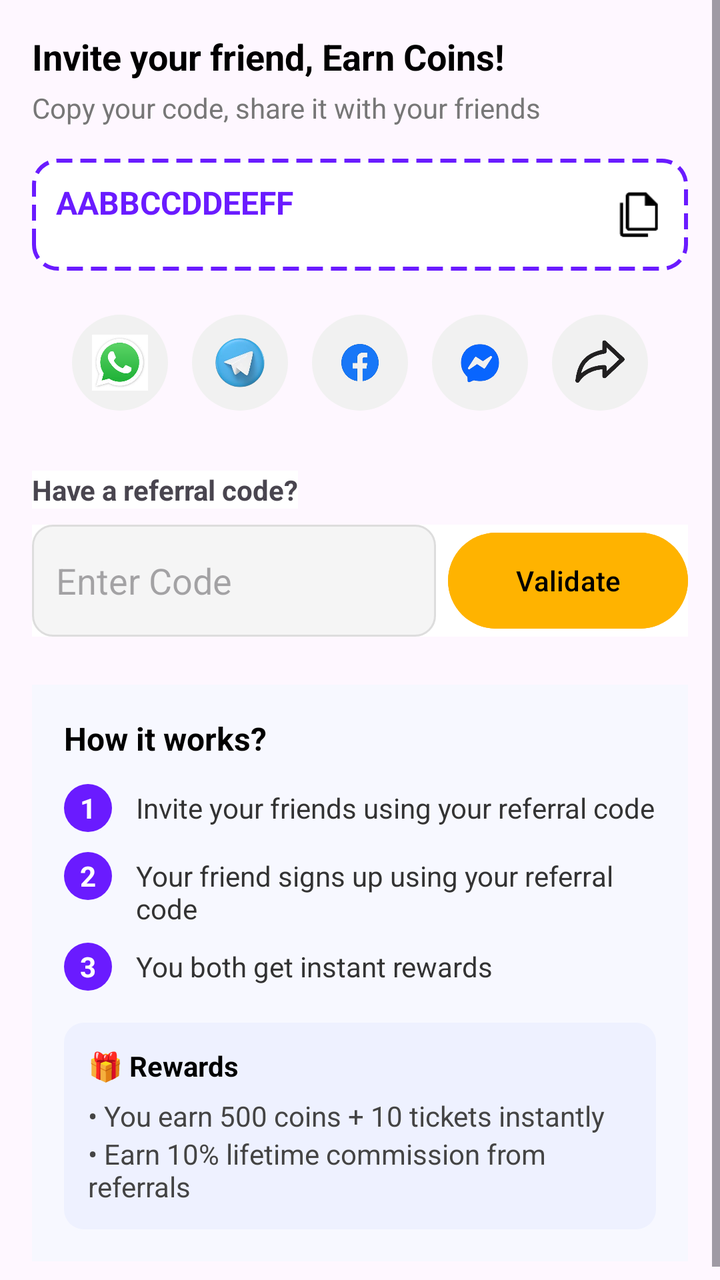
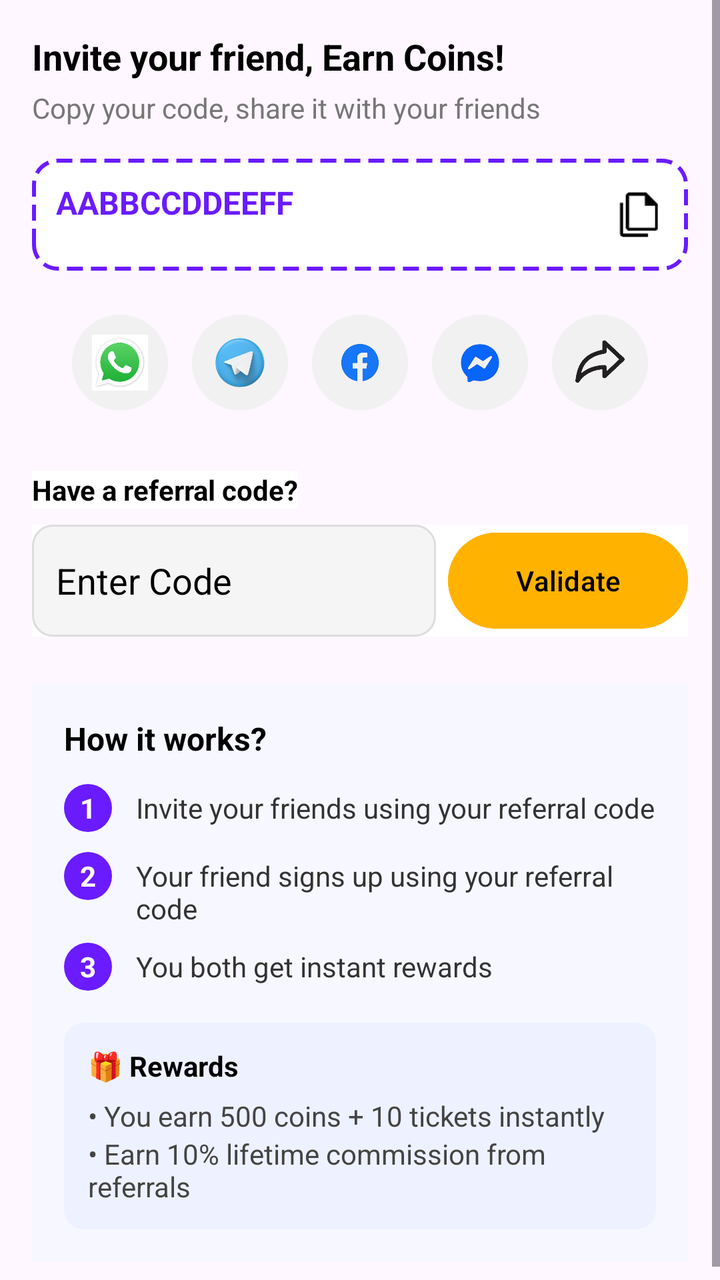

Screens rendered from an Android XML layout before and after an edit, with the pre-edit source and the edit as a unified diff.
<!-- AndroidManifest.xml: application theme Theme.RGamer -->
<!-- res/layout/activity_layout_invite.xml -->
<?xml version="1.0" encoding="utf-8"?>
<ScrollView xmlns:android="http://schemas.android.com/apk/res/android"
    android:layout_width="match_parent"
    android:layout_height="match_parent">

    <LinearLayout
        android:layout_width="match_parent"
        android:layout_height="wrap_content"
        android:orientation="vertical"
        android:padding="16dp">

        <TextView
            android:layout_width="wrap_content"
            android:layout_height="wrap_content"
            android:text="Invite your friend, Earn Coins!"
            android:textSize="18sp"
            android:textStyle="bold"
            android:textColor="#000000" />

        <TextView
            android:layout_width="wrap_content"
            android:layout_height="wrap_content"
            android:text="Copy your code, share it with your friends"
            android:textColor="#777777"
            android:layout_marginTop="4dp" />

        
        <LinearLayout
            android:layout_width="match_parent"
            android:layout_height="56dp"
            android:layout_marginTop="16dp"
            android:background="@drawable/bg_dashed"
            android:gravity="center_vertical"
            android:padding="12dp">

            <TextView
                android:id="@+id/txtReferralCode"
                android:layout_width="333dp"
                android:layout_height="34dp"
                android:layout_weight="1"
                android:text="AABBCCDDEEFF"
                android:background="@color/white"
                android:textColor="#6A1BFF"
                android:textSize="16sp"
                android:textStyle="bold" />

            <ImageView
                android:id="@+id/btnCopy"
                android:layout_width="24dp"
                android:layout_height="24dp"
                android:src="@drawable/ic_copy" />
        </LinearLayout>

        
        <LinearLayout
            android:layout_width="match_parent"
            android:layout_height="wrap_content"
            android:layout_marginTop="16dp"
            android:gravity="center"
            android:orientation="horizontal">

            <ImageView android:id="@+id/btnWhatsapp"
                android:src="@drawable/ic_whatsapp" style="@style/ShareIcon"/>
            <ImageView android:id="@+id/btnTelegram"
                android:src="@drawable/ic_telegram" style="@style/ShareIcon"/>
            <ImageView android:id="@+id/btnFacebook"
                android:src="@drawable/ic_facebook" style="@style/ShareIcon"/>
            <ImageView android:id="@+id/btnMessenger"
                android:src="@drawable/ic_messenger" style="@style/ShareIcon"/>
            <ImageView android:id="@+id/btnShareAll"
                android:src="@drawable/ic_share" style="@style/ShareIcon"/>
        </LinearLayout>

        
        <TextView
            android:layout_width="wrap_content"
            android:layout_height="wrap_content"
            android:text="Have a referral code?"
            android:textStyle="bold"
            android:background="@color/white"
            android:layout_marginTop="24dp" />

        <LinearLayout
            android:layout_width="match_parent"
            android:layout_height="56dp"
            android:background="@color/white"
            android:layout_marginTop="8dp">

            <EditText
                android:id="@+id/edtReferral"
                android:layout_width="0dp"
                android:layout_height="match_parent"
                android:layout_weight="1"
                android:hint="Enter Code"
                android:background="@drawable/bg_edit"
                android:padding="12dp" />

            <Button
                android:layout_marginLeft="6dp"
                android:id="@+id/btnValidate"
                android:layout_width="120dp"
                android:layout_height="match_parent"
                android:textColorHint="@color/black"
                android:textColor="@color/black"
                android:text="Validate"
                android:backgroundTint="#FFB300"/>
        </LinearLayout>

        
        <include layout="@layout/activity_layout_referral_info"/>

    </LinearLayout>
</ScrollView>
<!-- res/layout/activity_layout_referral_info.xml (included above) -->
<?xml version="1.0" encoding="utf-8"?>
<LinearLayout xmlns:android="http://schemas.android.com/apk/res/android"
    android:layout_width="match_parent"
    android:layout_height="wrap_content"
    android:layout_marginTop="24dp"
    android:orientation="vertical"
    android:padding="16dp"
    android:background="#F7F8FF">

    
    <TextView
        android:layout_width="wrap_content"
        android:layout_height="wrap_content"
        android:text="How it works?"
        android:textSize="16sp"
        android:textStyle="bold"
        android:textColor="#000000" />

    
    <LinearLayout
        android:layout_width="match_parent"
        android:layout_height="wrap_content"
        android:layout_marginTop="12dp"
        android:orientation="horizontal">

        <TextView
            android:layout_width="24dp"
            android:layout_height="24dp"
            android:gravity="center"
            android:text="1"
            android:textStyle="bold"
            android:textColor="#FFFFFF"
            android:background="@drawable/bg_step_circle" />

        <TextView
            android:layout_width="0dp"
            android:layout_height="wrap_content"
            android:layout_marginStart="12dp"
            android:layout_weight="1"
            android:text="Invite your friends using your referral code"
            android:textColor="#333333" />
    </LinearLayout>

    
    <LinearLayout
        android:layout_width="match_parent"
        android:layout_height="wrap_content"
        android:layout_marginTop="10dp"
        android:orientation="horizontal">

        <TextView
            android:layout_width="24dp"
            android:layout_height="24dp"
            android:gravity="center"
            android:text="2"
            android:textStyle="bold"
            android:textColor="#FFFFFF"
            android:background="@drawable/bg_step_circle" />

        <TextView
            android:layout_width="0dp"
            android:layout_height="wrap_content"
            android:layout_marginStart="12dp"
            android:layout_weight="1"
            android:text="Your friend signs up using your referral code"
            android:textColor="#333333" />
    </LinearLayout>

    
    <LinearLayout
        android:layout_width="match_parent"
        android:layout_height="wrap_content"
        android:layout_marginTop="10dp"
        android:orientation="horizontal">

        <TextView
            android:layout_width="24dp"
            android:layout_height="24dp"
            android:gravity="center"
            android:text="3"
            android:textStyle="bold"
            android:textColor="#FFFFFF"
            android:background="@drawable/bg_step_circle" />

        <TextView
            android:layout_width="0dp"
            android:layout_height="wrap_content"
            android:layout_marginStart="12dp"
            android:layout_weight="1"
            android:text="You both get instant rewards"
            android:textColor="#333333" />
    </LinearLayout>

    
    <LinearLayout
        android:layout_width="match_parent"
        android:layout_height="wrap_content"
        android:layout_marginTop="16dp"
        android:orientation="vertical"
        android:padding="12dp"
        android:background="@drawable/bg_reward_info">

        <TextView
            android:layout_width="wrap_content"
            android:layout_height="wrap_content"
            android:text="🎁 Rewards"
            android:textStyle="bold"
            android:textColor="#000000" />

        <TextView
            android:layout_width="wrap_content"
            android:layout_height="wrap_content"
            android:layout_marginTop="6dp"
            android:text="• You earn 500 coins + 10 tickets instantly"
            android:textColor="#444444" />

        <TextView
            android:layout_width="wrap_content"
            android:layout_height="wrap_content"
            android:text="• Earn 10% lifetime commission from referrals"
            android:textColor="#444444" />
    </LinearLayout>

</LinearLayout>
<!-- resources referenced by this layout -->
<resources>
  <color name="black">#FF000000</color>
  <color name="white">#FFFFFFFF</color>
  <!-- drawable bg_dashed (drawable) -->
  <?xml version="1.0" encoding="utf-8"?>
  <shape xmlns:android="http://schemas.android.com/apk/res/android"
      android:shape="rectangle">
  
      <solid android:color="#FFFFFF"/>
  
      <corners android:radius="12dp"/>
  
      <stroke
          android:width="2dp"
          android:color="#6A1BFF"
          android:dashWidth="8dp"
          android:dashGap="4dp"/>
  </shape>
  <!-- drawable bg_edit (drawable) -->
  <?xml version="1.0" encoding="utf-8"?>
  <shape xmlns:android="http://schemas.android.com/apk/res/android"
      android:shape="rectangle">
  
      <solid android:color="#F5F5F5"/>
  
      <corners android:radius="10dp"/>
  
      <stroke
          android:width="1dp"
          android:color="#DDDDDD"/>
  </shape>
  <!-- drawable bg_reward_info (drawable) -->
  <?xml version="1.0" encoding="utf-8"?>
  <shape xmlns:android="http://schemas.android.com/apk/res/android"
      android:shape="rectangle">
  
      <solid android:color="#EEF1FF"/>
      <corners android:radius="10dp"/>
  </shape>
  <!-- drawable bg_step_circle (drawable) -->
  <?xml version="1.0" encoding="utf-8"?>
  <shape xmlns:android="http://schemas.android.com/apk/res/android"
      android:shape="oval">
      <solid android:color="#6A1BFF"/>
  </shape>
  <!-- drawable ic_copy: png bitmap (drawable, 520 bytes) -->
  <!-- drawable ic_facebook: png bitmap (drawable, 21202 bytes) -->
  <!-- drawable ic_messenger: png bitmap (drawable, 26256 bytes) -->
  <!-- drawable ic_share: png bitmap (drawable, 24830 bytes) -->
  <!-- drawable ic_telegram: png bitmap (drawable, 48805 bytes) -->
  <!-- drawable ic_whatsapp: jpg bitmap (drawable, 5588 bytes) -->
  <style name="ShareIcon">
          <item name="android:layout_width">48dp</item>
          <item name="android:layout_height">48dp</item>
          <item name="android:layout_margin">6dp</item>
          <item name="android:padding">10dp</item>
          <item name="android:background">@drawable/bg_share_icon</item>
          <item name="android:scaleType">centerInside</item>
          <item name="android:clickable">true</item>
          <item name="android:focusable">true</item>
      </style>
  <style name="Theme.RGamer" parent="Base.Theme.RGamer" />
  <!-- drawable bg_share_icon (drawable) -->
  <?xml version="1.0" encoding="utf-8"?>
  <ripple xmlns:android="http://schemas.android.com/apk/res/android"
      android:color="#30000000">
  
      <item>
          <shape android:shape="oval">
              <solid android:color="#F1F1F1"/>
          </shape>
      </item>
  </ripple>
  <style name="Base.Theme.RGamer" parent="Theme.Material3.DayNight.NoActionBar">
          
          
      </style>
</resources>

<!-- the commit's change to res/layout/activity_layout_invite.xml (unified diff, before → after) -->
@@ -77,6 +77,7 @@
             android:layout_height="wrap_content"
             android:text="Have a referral code?"
             android:textStyle="bold"
+            android:textColor="@color/black"
             android:background="@color/white"
             android:layout_marginTop="24dp" />
 
@@ -92,6 +93,8 @@
                 android:layout_height="match_parent"
                 android:layout_weight="1"
                 android:hint="Enter Code"
+                android:textColor="@color/black"
+                android:textColorHint="@color/black"
                 android:background="@drawable/bg_edit"
                 android:padding="12dp" />
 
@@ -100,8 +103,8 @@
                 android:id="@+id/btnValidate"
                 android:layout_width="120dp"
                 android:layout_height="match_parent"
+                android:textColor="@color/black"
                 android:textColorHint="@color/black"
-                android:textColor="@color/black"
                 android:text="Validate"
                 android:backgroundTint="#FFB300"/>
         </LinearLayout>
